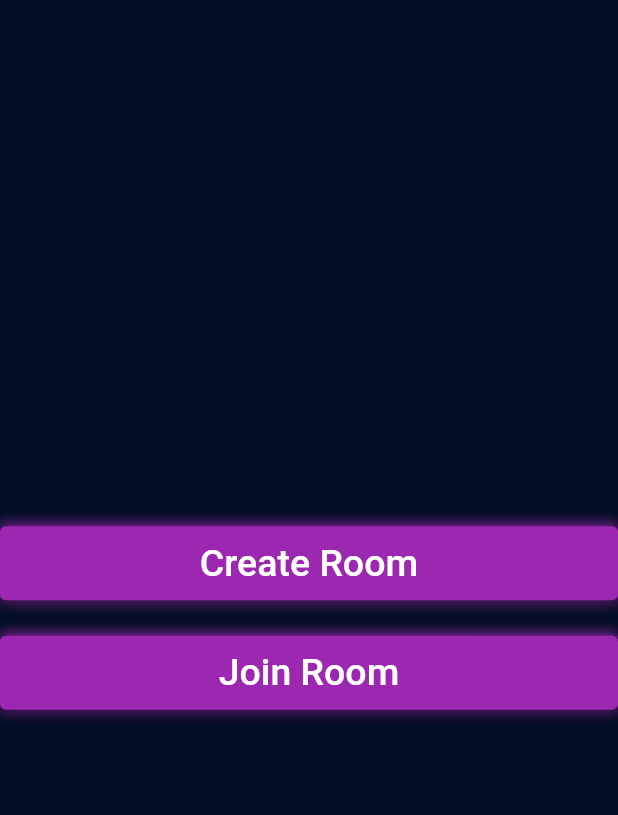
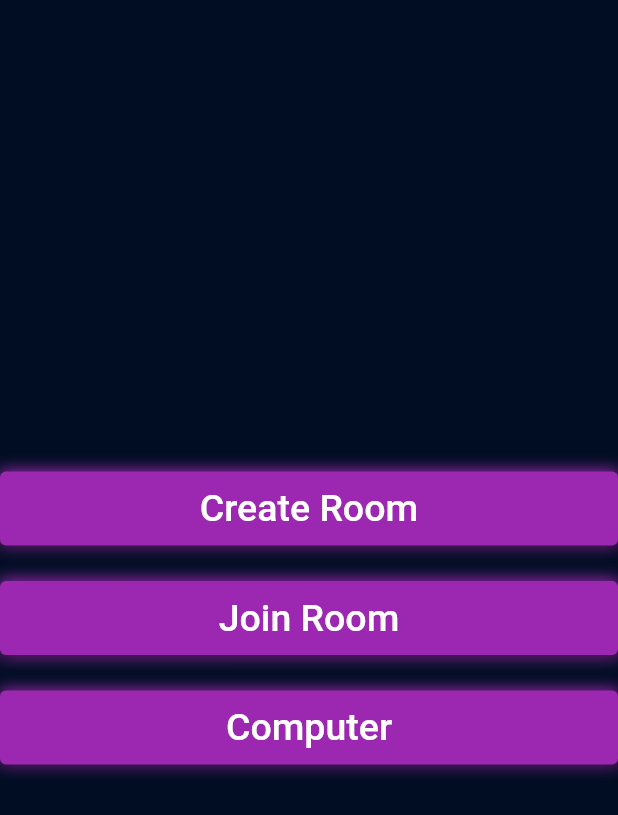
Before and after one commit to goyalkaran/TicTacToe, a Flutter app: the screen it shows after launch, on a phone screen of 412 x 824 dp. Shown: the top 815 px of the screen. Run offline on Flutter 3.47's test engine with Material 2 defaults, Android fonts, the light colour scheme and no system bars; our stand-ins replace socket_io_client; Roboto replaces fonts that are missing (BalooBhai).

Commit message:
day 6 commit

```diff
--- a/lib/pages/game_page.dart
+++ b/lib/games/game_page.dart
@@ -3,8 +3,8 @@ import 'package:provider/provider.dart';
 import 'package:tictactoe/pages/waiting_page.dart';
 import 'package:tictactoe/provider/room_provider.dart';
 import 'package:tictactoe/resource/socket_mathods.dart';
-import 'package:tictactoe/util/score_board.dart';
-import 'package:tictactoe/util/tictactoe_board.dart';
+import 'package:tictactoe/board/score_board.dart';
+import 'package:tictactoe/board/tictactoe_board.dart';
 
 class GamePage extends StatefulWidget {
   const GamePage({Key? key}) : super(key: key);
--- a/lib/main.dart
+++ b/lib/main.dart
@@ -1,9 +1,13 @@
 import 'package:flutter/material.dart';
 import 'package:provider/provider.dart';
-import 'package:tictactoe/pages/create_room_page.dart';
-import 'package:tictactoe/pages/game_page.dart';
+import 'package:tictactoe/pages/computer_home_page.dart';
+import 'package:tictactoe/rooms/create_computer_room.dart';
+import 'package:tictactoe/rooms/create_room_page.dart';
+import 'package:tictactoe/games/easy_game_page.dart';
+import 'package:tictactoe/games/game_page.dart';
+import 'package:tictactoe/games/hard_game_page.dart';
 import 'package:tictactoe/pages/home_page.dart';
-import 'package:tictactoe/pages/join_room_page.dart';
+import 'package:tictactoe/rooms/join_room_page.dart';
 import 'package:tictactoe/provider/room_provider.dart';
 import 'package:tictactoe/util/page_utils.dart';
 import 'package:tictactoe/util/routes.dart';
@@ -21,7 +25,7 @@ class MyApp extends StatelessWidget {
     return ChangeNotifierProvider(
       create: (context) => RoomDataProvider(),
       child: MaterialApp(
-        title: 'Flutter Demo',
+        title: 'Tic Tac Toe',
         theme: ThemeData.dark().copyWith(
           scaffoldBackgroundColor: bgColor,
         ),
@@ -30,6 +34,10 @@ class MyApp extends StatelessWidget {
           MyRoutes.createRoute: (context) => const CreateRoom(),
           MyRoutes.joinRoute: (context) => const JoinRoom(),
           MyRoutes.gameRoute: (context) => const GamePage(),
+          MyRoutes.computerHomeRoute: (context) => const ComputerHomePage(),
+          MyRoutes.easyGameRoute: (context) => const EasyGamePage(),
+          MyRoutes.hardGameRoute: (context) => const HardGamePage(),
+          MyRoutes.createComputerRoute: (context) => const CreateComputerRoom(),
         },
         initialRoute: MyRoutes.homeRoute,
       ),
--- a/lib/pages/home_page.dart
+++ b/lib/pages/home_page.dart
@@ -14,10 +14,13 @@ class HomePage extends StatelessWidget {
     Navigator.pushNamed(context, MyRoutes.joinRoute);
   }
 
+  void createComputerRoom(BuildContext context) {
+    Navigator.pushNamed(context, MyRoutes.createComputerRoute);
+  }
+
   @override
   Widget build(BuildContext context) {
-    final double height=MediaQuery.of(context).size.height;
-    final double width=MediaQuery.of(context).size.width;
+    final double height = MediaQuery.of(context).size.height;
     return Scaffold(
       body: Responsive(
         child: Column(
@@ -35,6 +38,13 @@ class HomePage extends StatelessWidget {
               onTap: () => joinRoom(context),
               text: 'Join Room',
             ),
+            SizedBox(
+              height: height / 35,
+            ),
+            CustomButton(
+              onTap: () => createComputerRoom(context),
+              text: 'Computer',
+            ),
           ],
         ),
       ),
--- a/lib/util/routes.dart
+++ b/lib/util/routes.dart
@@ -2,5 +2,9 @@ class MyRoutes {
   static String homeRoute = '/home_Page';
   static String createRoute = '/create_Room';
   static String joinRoute = '/join_Room';
-  static String gameRoute='/game';
+  static String gameRoute = '/game';
+  static String easyGameRoute = '/easy_game';
+  static String hardGameRoute = '/hard_game';
+  static String computerHomeRoute = '/computer_Page';
+  static String createComputerRoute = '/create_computer_Room';
 }
```
Also changed, not shown: lib/games/easy_game_page.dart (added, +21 -0 lines), lib/games/hard_game_page.dart (added, +20 -0 lines), lib/pages/computer_home_page.dart (added, +43 -0 lines), lib/rooms/create_computer_room.dart (added, +73 -0 lines), lib/board/score_board.dart (renamed from lib/util/score_board.dart), lib/board/tictactoe_board.dart (renamed from lib/util/tictactoe_board.dart), lib/rooms/create_room_page.dart (renamed from lib/pages/create_room_page.dart), lib/rooms/join_room_page.dart (renamed from lib/pages/join_room_page.dart).
